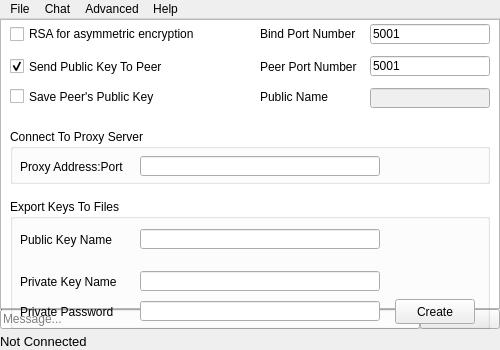
Above: mainwindow.ui from ryco117/CryptoChatUI before the change. Below: the same form after it.
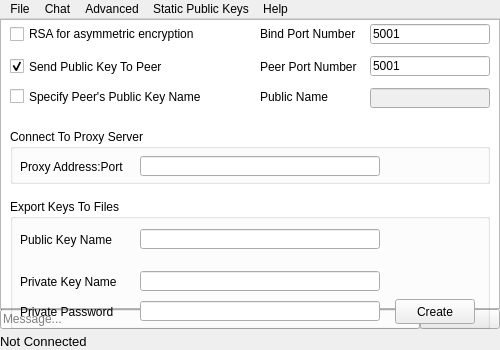
That is the form after the change.

```diff
--- a/mainwindow.ui
+++ b/mainwindow.ui
@@ -18,8 +18,8 @@
   </property>
   <property name="maximumSize">
    <size>
-    <width>500</width>
-    <height>350</height>
+    <width>1366</width>
+    <height>768</height>
    </size>
   </property>
   <property name="windowTitle">
@@ -103,20 +103,20 @@
       <rect>
        <x>0</x>
        <y>280</y>
-       <width>121</width>
+       <width>100</width>
        <height>25</height>
       </rect>
      </property>
      <property name="text">
-      <string>Peer's IP Address: </string>
+      <string>Peer's Address: </string>
      </property>
     </widget>
     <widget class="QLineEdit" name="PeerIPText">
      <property name="geometry">
       <rect>
-       <x>120</x>
+       <x>100</x>
        <y>280</y>
-       <width>191</width>
+       <width>240</width>
        <height>25</height>
       </rect>
      </property>
@@ -187,8 +187,8 @@
       <rect>
        <x>10</x>
        <y>30</y>
-       <width>481</width>
-       <height>121</height>
+       <width>485</width>
+       <height>91</height>
       </rect>
      </property>
      <property name="text">
@@ -220,6 +220,9 @@
        <height>271</height>
       </rect>
      </property>
+     <property name="autoFillBackground">
+      <bool>false</bool>
+     </property>
      <property name="title">
       <string>Retreive Keys From Files</string>
      </property>
@@ -368,12 +371,12 @@
       <rect>
        <x>10</x>
        <y>65</y>
-       <width>170</width>
+       <width>251</width>
        <height>25</height>
       </rect>
      </property>
      <property name="text">
-      <string>Save Peer's Public Key</string>
+      <string>Specify Peer's Public Key Name</string>
      </property>
     </widget>
     <widget class="QCheckBox" name="SendPublicCB">
@@ -702,9 +705,17 @@
     <addaction name="separator"/>
     <addaction name="actionSend_File"/>
    </widget>
+   <widget class="QMenu" name="menuStatic_Public_Keys">
+    <property name="title">
+     <string>Static Public Keys</string>
+    </property>
+    <addaction name="actionOwn"/>
+    <addaction name="actionPeer_s"/>
+   </widget>
    <addaction name="menuCrypto_Chat"/>
    <addaction name="menuChat"/>
    <addaction name="menuAdvanced"/>
+   <addaction name="menuStatic_Public_Keys"/>
    <addaction name="menuHelp"/>
   </widget>
   <action name="actionLoad_Keys">
```
Left out of the diff: 43 changed lines with no effect on the pictures.
